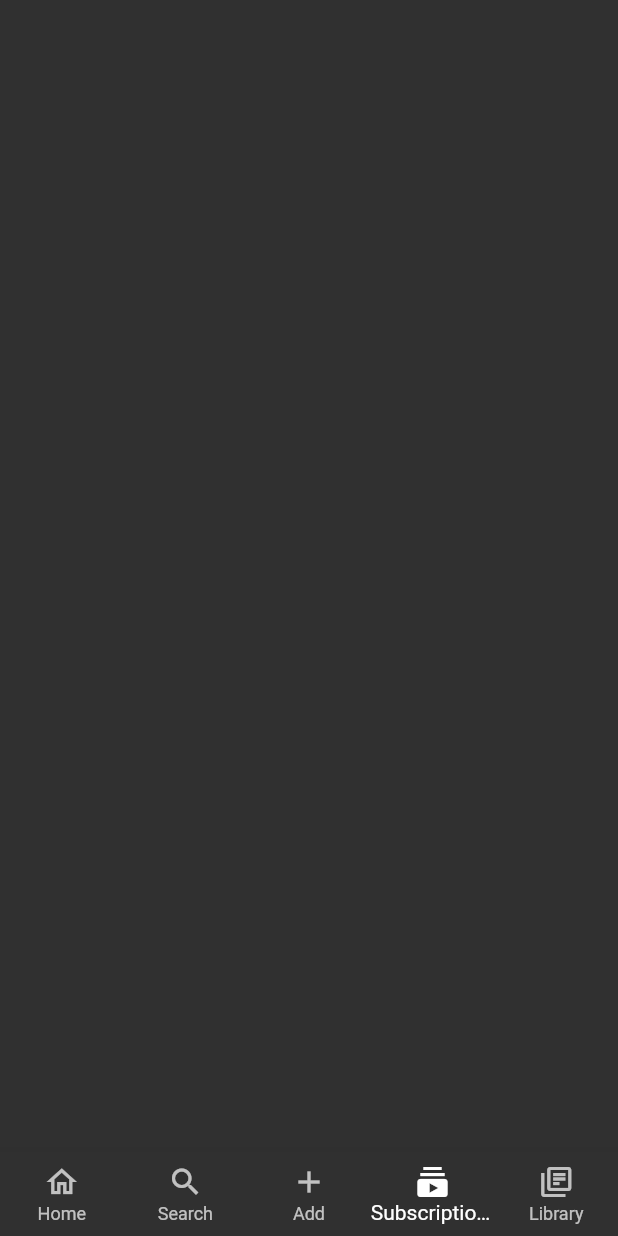
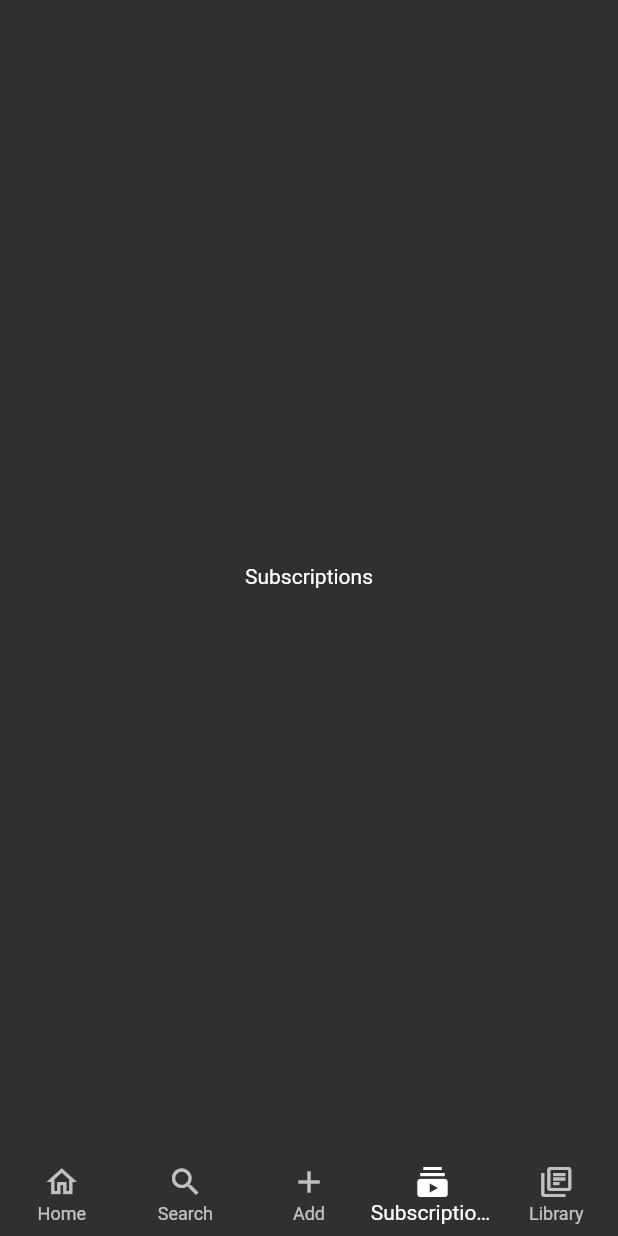
Before and after one commit to jinyongnan810/flutter-youtube-clone, a Flutter app: the screen it shows after launch, item 4 of the bottom bar chosen, on a phone screen of 412 x 824 dp. Run offline on Flutter 3.47's test engine with Material 2 defaults, Android fonts, the phone set to English and light mode, and no system bars.

Commit message:
stack & offstage

```diff
--- a/lib/screens/nav_screen.dart
+++ b/lib/screens/nav_screen.dart
@@ -11,6 +11,23 @@ class NavScreen extends StatefulWidget {
 
 class _NavScreenState extends State<NavScreen> {
   int _currentIndex = 0;
+  final List<Widget> _screens = [
+    const Scaffold(
+      body: Center(child: Text('Home')),
+    ),
+    const Scaffold(
+      body: Center(child: Text('Search')),
+    ),
+    const Scaffold(
+      body: Center(child: Text('Add')),
+    ),
+    const Scaffold(
+      body: Center(child: Text('Subscriptions')),
+    ),
+    const Scaffold(
+      body: Center(child: Text('Library')),
+    ),
+  ];
   @override
   Widget build(BuildContext context) {
     return Scaffold(
@@ -49,6 +66,17 @@ class _NavScreenState extends State<NavScreen> {
                 activeIcon: Icon(Icons.library_books),
                 label: 'Library',
               ),
-        ]));
+            ]),
+        body: Stack(
+            children: _screens
+                .asMap()
+                .map((index, screen) => MapEntry(
+                    index,
+                    Offstage(
+                      offstage: index != _currentIndex,
+                      child: screen,
+                    )))
+                .values
+                .toList()));
   }
 }
```
Lines whose indentation alone changed are shown as unchanged.
